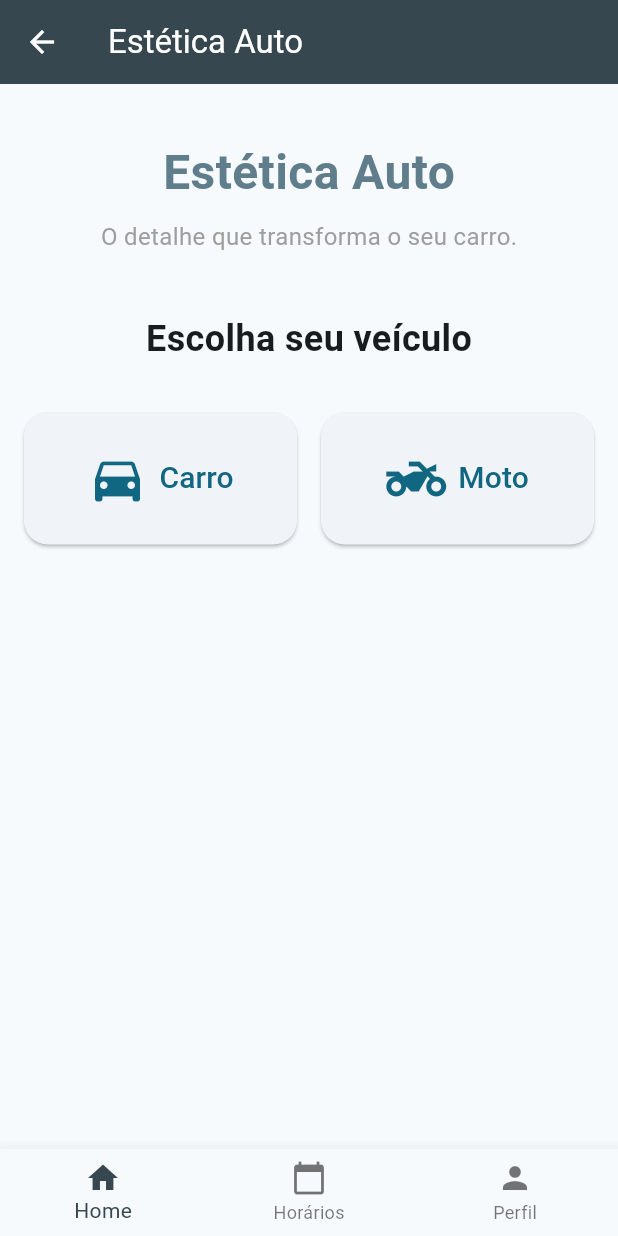
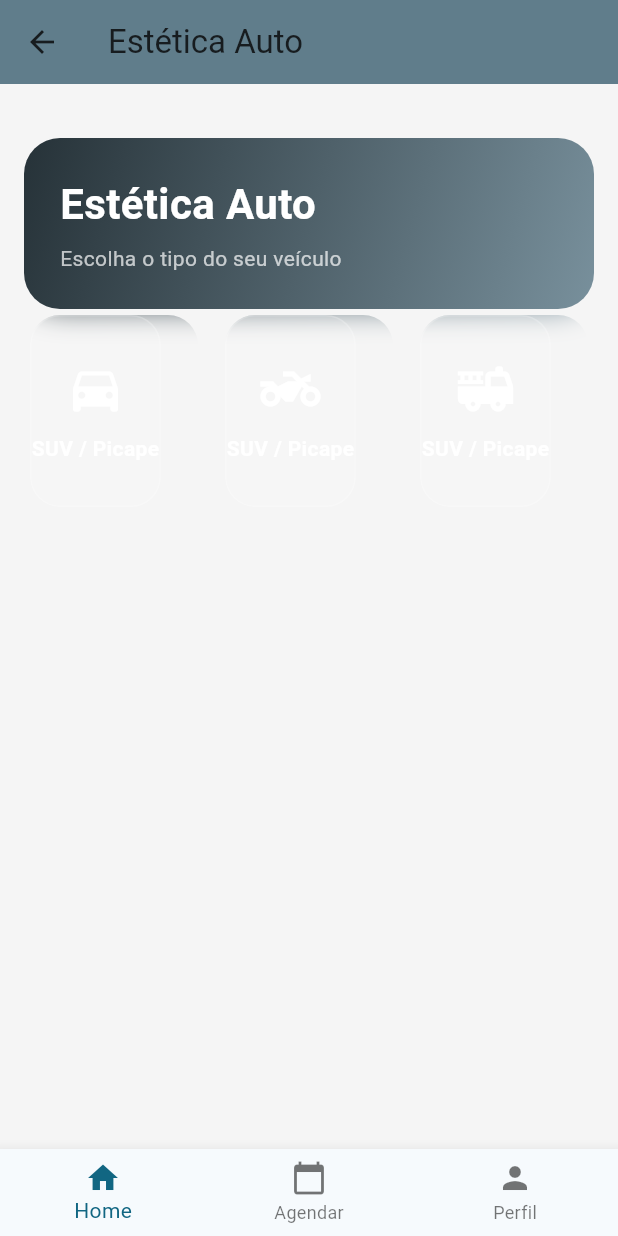
Before and after one commit to fuucky/detailing, a Flutter app: the HomeScreen screen opened directly, on a phone screen of 412 x 824 dp. Run offline on Flutter 3.47's test engine with Material 3 defaults, Android fonts, the phone set to English and light mode, and no system bars; our stand-ins replace cloud_firestore, firebase_auth, firebase_core, table_calendar; accounts and stored records are empty.

Commit message:
qualquer coisa

```diff
--- a/lib/main.dart
+++ b/lib/main.dart
@@ -3,6 +3,7 @@ import 'package:firebase_core/firebase_core.dart';
 import 'package:firebase_auth/firebase_auth.dart';
 import 'firebase_options.dart';
 import 'screens/auth_screen.dart';
+import 'screens/home_screen.dart';
 import 'screens/perfil_admin_screen.dart';
 import 'screens/perfil_cliente_screen.dart';
 
@@ -40,11 +41,7 @@ class MyApp extends StatelessWidget {
             final user = snapshot.data!;
             final bool isAdmin = user.email == 'admin@fake.com';
 
-            if (isAdmin) {
-              return const PerfilAdminScreen();
-            } else {
-              return const PerfilClienteScreen();
-            }
+            return HomeScreen(isAdmin: isAdmin);
           }
 
           // Se não estiver logado
--- a/lib/screens/auth_screen.dart
+++ b/lib/screens/auth_screen.dart
@@ -36,13 +36,13 @@ class _AuthScreenState extends State<AuthScreen> {
       // ==================== LOGIN FAKE PARA ADMIN ====================
       if (email == 'admin' && senha == 'admin') {
         try {
-          await FirebaseAuth.instance.signInWithEmailAndPassword(
+          userCredential = await FirebaseAuth.instance.signInWithEmailAndPassword(
             email: 'admin@fake.com',
             password: 'admin123',
           );
         } on FirebaseAuthException catch (e) {
           if (e.code == 'user-not-found') {
-            await FirebaseAuth.instance.createUserWithEmailAndPassword(
+            userCredential = await FirebaseAuth.instance.createUserWithEmailAndPassword(
               email: 'admin@fake.com',
               password: 'admin123',
             );
@@ -134,7 +134,7 @@ class _AuthScreenState extends State<AuthScreen> {
               crossAxisAlignment: CrossAxisAlignment.stretch,
               children: [
                 Text(
-                  _isLogin ? 'Bem-vindo de volta!' : 'Crie sua conta',
+                  _isLogin ? 'Bem-vindo!' : 'Crie sua conta',
                   style: const TextStyle(fontSize: 28, fontWeight: FontWeight.bold),
                   textAlign: TextAlign.center,
                 ),
--- a/lib/screens/home_screen.dart
+++ b/lib/screens/home_screen.dart
@@ -2,12 +2,12 @@ import 'package:flutter/material.dart';
 import 'package:estetica_auto/screens/agendamento_page.dart';
 import 'package:estetica_auto/screens/perfil_admin_screen.dart';
 import 'package:estetica_auto/screens/perfil_cliente_screen.dart';
+import 'dart:ui';
 
 class HomeScreen extends StatefulWidget {
-  final bool isAdmin; //parametro de admin
+  final bool isAdmin;
 
   const HomeScreen({super.key, this.isAdmin = false});
-
 
   @override
   State<HomeScreen> createState() => _HomeScreenState();
@@ -15,188 +15,243 @@ class HomeScreen extends StatefulWidget {
 
 class _HomeScreenState extends State<HomeScreen> {
   int _selectedIndex = 0;
-  String? veiculoSelecionado; // null = tela inicial, 'carro' ou 'moto'
+  String? veiculoSelecionado;
 
-  final List<Map<String, String>> servicosCarro = [
+  final servicosCarro = [
     {'nome': 'Lavagem Simples', 'duracao': '30 min', 'preco': 'R\$ 80'},
     {'nome': 'Lavagem Completa', 'duracao': '1h 30min', 'preco': 'R\$ 180'},
-    {'nome': 'Polimento', 'duracao': '3h', 'preco': 'R\$ 350'},
-    {'nome': 'Vitrificação', 'duracao': '5h', 'preco': 'R\$ 800'},
-    {'nome': 'Cristalização', 'duracao': '4h', 'preco': 'R\$ 450'},
   ];
 
-  final List<Map<String, String>> servicosMoto = [
+  final servicosMoto = [
     {'nome': 'Lavagem Simples', 'duracao': '20 min', 'preco': 'R\$ 50'},
     {'nome': 'Lavagem Completa', 'duracao': '50 min', 'preco': 'R\$ 100'},
-    {'nome': 'Polimento', 'duracao': '2h', 'preco': 'R\$ 220'},
-    {'nome': 'Vitrificação', 'duracao': '3h', 'preco': 'R\$ 500'},
-    {'nome': 'Aplicação de Cera Premium', 'duracao': '1h', 'preco': 'R\$ 120'},
+  ];
+
+  final servicosPicape = [
+    {'nome': 'Lavagem Simples', 'duracao': '40 min', 'preco': 'R\$ 120'},
+    {'nome': 'Lavagem Completa', 'duracao': '2h', 'preco': 'R\$ 250'},
   ];
 
   Widget _buildServicoCard(Map<String, String> servico) {
     return Card(
+      elevation: 6,
       margin: const EdgeInsets.only(bottom: 16),
-      elevation: 3,
-      shape: RoundedRectangleBorder(borderRadius: BorderRadius.circular(16)),
+      shape: RoundedRectangleBorder(
+        borderRadius: BorderRadius.circular(20),
+      ),
       child: ListTile(
+        contentPadding: const EdgeInsets.all(18),
         leading: CircleAvatar(
-          backgroundColor: Colors.blueGrey[100],
+          radius: 28,
+          backgroundColor: Colors.blueGrey.shade100,
           child: const Icon(Icons.local_car_wash, color: Colors.blueGrey),
         ),
         title: Text(
-          servico['nome'] ?? 'Serviço',
-          style: const TextStyle(fontWeight: FontWeight.bold),
-          overflow: TextOverflow.ellipsis,
-          maxLines: 1,
+          servico['nome']!,
+          style: const TextStyle(
+            fontWeight: FontWeight.bold,
+            fontSize: 16,
+          ),
         ),
-        subtitle: Text('${servico['duracao'] ?? ''} • ${servico['preco'] ?? ''}'),
-        trailing: const Icon(Icons.arrow_forward_ios),
-        onTap: () {
-          setState(() {
-            _selectedIndex = 1; // vai para aba Agendar
-          });
-          ScaffoldMessenger.of(context).showSnackBar(
-            SnackBar(content: Text('Serviço selecionado: ${servico['nome'] ?? ''}')),
-          );
-        },
+        subtitle: Padding(
+          padding: const EdgeInsets.only(top: 4),
+          child: Text("${servico['duracao']} • ${servico['preco']}"),
+        ),
+        trailing: const Icon(Icons.arrow_forward_ios, size: 18),
       ),
     );
+  }
+
+  Widget _buildVeiculoCard(String tipo, IconData icon) {
+    final bool isSelected = veiculoSelecionado == tipo;
+
+    String nome;
+    if (tipo == 'carro') {
+      nome = 'Carro';
+    } else if (tipo == 'moto') {
+      nome = 'Moto';
+    } else {
+      nome = 'SUV / Picape';
+    }
+
+    return Expanded(
+      child: GestureDetector(
+        onTap: () {
+          setState(() => veiculoSelecionado = tipo);
+        },
+        child: AnimatedContainer(
+          duration: const Duration(milliseconds: 300),
+          margin: const EdgeInsets.all(4),
+          child: ClipRRect(
+            borderRadius: BorderRadius.circular(20),
+            child: Stack(
+              children: [
+                // efeito glass
+                BackdropFilter(
+                  filter: ImageFilter.blur(sigmaX: 10, sigmaY: 10),
+                  child: Container(
+                    padding: const EdgeInsets.symmetric(vertical: 28),
+                    decoration: BoxDecoration(
+                      color: isSelected
+                          ? Colors.white.withOpacity(0.25)
+                          : Colors.white.withOpacity(0.10),
+                      borderRadius: BorderRadius.circular(20),
+                      border: Border.all(
+                        color: Colors.white.withOpacity(0.2),
+                      ),
+                    ),
+                    child: Column(
+                      children: [
+                        Icon(
+                          icon,
+                          size: 40,
+                          color: Colors.white,
+                        ),
+                        const SizedBox(height: 10),
+                        Text(
+                          nome,
+                          style: const TextStyle(
+                            color: Colors.white,
+                            fontWeight: FontWeight.bold,
+                          ),
+                        ),
+                      ],
+                    ),
+                  ),
+                ),
+
+                // 🔥 brilho (efeito água)
+                if (isSelected)
+                  Positioned(
+                    top: -30,
+                    left: -30,
+                    child: Container(
+                      width: 100,
+                      height: 100,
+                      decoration: BoxDecoration(
+                        color: Colors.lightBlueAccent.withOpacity(0.3),
+                        shape: BoxShape.circle,
+                      ),
+                    ),
+                  ),
+              ],
+            ),
+          ),
+        ),
+      ),
+    );
+  }
+
+  List<Map<String, String>> _getServicos() {
+    if (veiculoSelecionado == 'Carro') return servicosCarro;
+    if (veiculoSelecionado == 'Moto') return servicosMoto;
+    return servicosPicape;
   }
 
   @override
   Widget build(BuildContext context) {
     return Scaffold(
+      backgroundColor: Colors.grey[100],
+
       appBar: AppBar(
         title: const Text('Estética Auto'),
-        backgroundColor: Colors.blueGrey[800],
-        foregroundColor: Colors.white,
+        backgroundColor: Colors.blueGrey,
       ),
+
       body: _selectedIndex == 0
           ? SingleChildScrollView(
-              padding: const EdgeInsets.all(16.0),
+              padding: const EdgeInsets.all(16),
               child: Column(
-                crossAxisAlignment: CrossAxisAlignment.start,
                 children: [
                   const SizedBox(height: 20),
-                  const Center(
-                    child: Text(
-                      'Estética Auto',
-                      style: TextStyle(fontSize: 32, fontWeight: FontWeight.bold, color: Colors.blueGrey),
+
+                  // HEADER
+                  Container(
+                    width: double.infinity,
+                    padding: const EdgeInsets.all(24),
+                    decoration: BoxDecoration(
+                      gradient: LinearGradient(
+                        colors: [
+                          Colors.blueGrey.shade900,
+                          Colors.blueGrey.shade400,
+                        ],
+                        begin: Alignment.topLeft,
+                        end: Alignment.bottomRight,
+                      ),
+                      borderRadius: BorderRadius.circular(24),
+                    ),
+                    child: Column(
+                      crossAxisAlignment: CrossAxisAlignment.start,
+                      children: const [
+                        Text(
+                          "Estética Auto",
+                          style: TextStyle(
+                            fontSize: 28,
+                            fontWeight: FontWeight.bold,
+                            color: Colors.white,
+                          ),
+                        ),
+                        SizedBox(height: 6),
+                        Text(
+                          "Escolha o tipo do seu veículo",
+                          style: TextStyle(color: Colors.white70),
+                        ),
+                      ],
                     ),
                   ),
-                  const SizedBox(height: 8),
-                  const Center(
-                    child: Text(
-                      'O detalhe que transforma o seu carro.',
-                      style: TextStyle(fontSize: 16, color: Colors.grey),
-                    ),
-                  ),
-                  const SizedBox(height: 40),
 
                   if (veiculoSelecionado == null) ...[
-                    const Center(
-                      child: Text(
-                        'Escolha seu veículo',
-                        style: TextStyle(fontSize: 24, fontWeight: FontWeight.w600),
-                      ),
-                    ),
-                    const SizedBox(height: 32),
                     Row(
-                      mainAxisAlignment: MainAxisAlignment.spaceEvenly,
                       children: [
-                        Expanded(
-                          child: ElevatedButton.icon(
-                            icon: const Icon(Icons.directions_car, size: 40),
-                            label: const Text('Carro', style: TextStyle(fontSize: 20)),
-                            style: ElevatedButton.styleFrom(
-                              padding: const EdgeInsets.symmetric(vertical: 24, horizontal: 8),
-                              shape: RoundedRectangleBorder(borderRadius: BorderRadius.circular(16)),
-                            ),
-                            onPressed: () {
-                              setState(() {
-                                veiculoSelecionado = 'carro';
-                              });
-                            },
-                          ),
-                        ),
-                        const SizedBox(width: 16),
-                        Expanded(
-                          child: ElevatedButton.icon(
-                            icon: const Icon(Icons.two_wheeler, size: 40),
-                            label: const Text('Moto', style: TextStyle(fontSize: 20)),
-                            style: ElevatedButton.styleFrom(
-                              padding: const EdgeInsets.symmetric(vertical: 24, horizontal: 8),
-                              shape: RoundedRectangleBorder(borderRadius: BorderRadius.circular(16)),
-                            ),
-                            onPressed: () {
-                              setState(() {
-                                veiculoSelecionado = 'moto';
-                              });
-                            },
-                          ),
-                        ),
+                        _buildVeiculoCard('Carro', Icons.directions_car),
+                        const SizedBox(width: 10),
+                        _buildVeiculoCard('Moto', Icons.two_wheeler),
+                        const SizedBox(width: 10),
+                        _buildVeiculoCard('Picape/SUV', Icons.fire_truck),
                       ],
                     ),
                   ] else ...[
                     Row(
                       mainAxisAlignment: MainAxisAlignment.spaceBetween,
                       children: [
-                        Flexible(
-                          child: Text(
-                            'Veículo selecionado: ${veiculoSelecionado == 'carro' ? 'Carro' : 'Moto'}',
-                            style: const TextStyle(fontSize: 20, fontWeight: FontWeight.w500),
-                            overflow: TextOverflow.ellipsis,
-                            maxLines: 1,
-                          ),
-                        ),
+                        Text("Serviços ($veiculoSelecionado)"),
                         TextButton(
-                          onPressed: () {
-                            setState(() {
-                              veiculoSelecionado = null;
-                            });
-                          },
-                          child: const Text('Trocar veículo'),
+                          onPressed: () =>
+                              setState(() => veiculoSelecionado = null),
+                          child: const Text("Trocar"),
                         ),
                       ],
                     ),
-                    const SizedBox(height: 16),
-                    const Text(
-                      'Escolha o serviço:',
-                      style: TextStyle(fontSize: 22, fontWeight: FontWeight.w600),
-                    ),
-                    const SizedBox(height: 16),
-                    ... (veiculoSelecionado == 'carro' ? servicosCarro : servicosMoto)
-                        .map(_buildServicoCard),
+                    const SizedBox(height: 10),
+
+                    ..._getServicos().map(_buildServicoCard),
                   ],
                 ],
               ),
             )
-          : _selectedIndex == 1
-              ? const AgendamentoPage()
-              : const Center(child: Text('Meus Agendamentos - Em breve')),
+          : const AgendamentoPage(),
 
       bottomNavigationBar: BottomNavigationBar(
-        items: const [
-          BottomNavigationBarItem(icon: Icon(Icons.home), label: 'Home'),
-          BottomNavigationBarItem(icon: Icon(Icons.calendar_today), label: 'Horários'),
-          BottomNavigationBarItem(icon: Icon(Icons.person), label: 'Perfil'),
-        ],
         currentIndex: _selectedIndex,
-        selectedItemColor: Colors.blueGrey[800],
         onTap: (index) {
-          if (index == 2) { // Aba Perfil
+          if (index == 2) {
             Navigator.push(
               context,
               MaterialPageRoute(
-                builder: (_) => widget.isAdmin ? PerfilAdminScreen() : PerfilClienteScreen(),
+                builder: (_) => widget.isAdmin
+                    ? const PerfilAdminScreen()
+                    : const PerfilClienteScreen(),
               ),
             );
           } else {
-            setState(() {
-              _selectedIndex = index;
-            });
+            setState(() => _selectedIndex = index);
           }
         },
+        items: const [
+          BottomNavigationBarItem(icon: Icon(Icons.home), label: 'Home'),
+          BottomNavigationBarItem(icon: Icon(Icons.calendar_today), label: 'Agendar'),
+          BottomNavigationBarItem(icon: Icon(Icons.person), label: 'Perfil'),
+        ],
       ),
     );
   }
```
